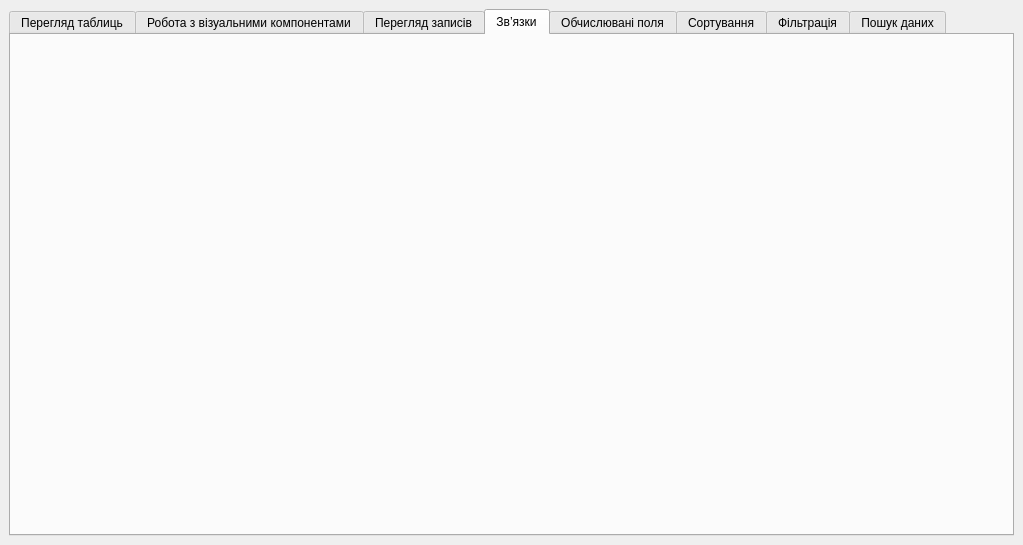
The window that III_course/2025-11-19-qt-practical-13-postgresql/rental/rental.ui (yourhostel/cpp_course) describes before a commit, drawn with Qt 5.
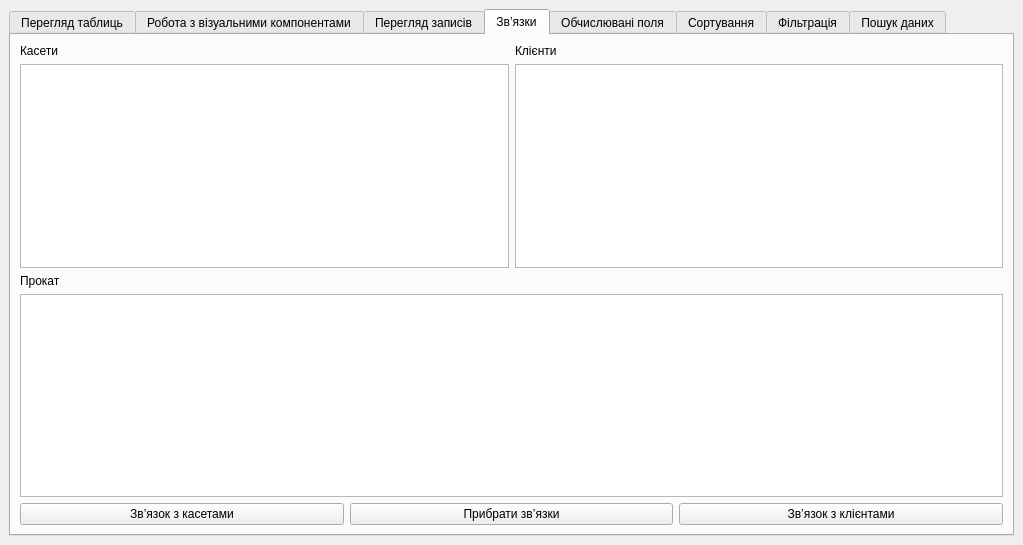
The same window after the commit. The open tabs and pages were chosen to show the change. Icons and pictures are not drawn.

Commit message: Додано таби records_view та relations_view

Diff of the .ui file:
```diff
--- a/III_course/2025-11-19-qt-practical-13-postgresql/rental/rental.ui
+++ b/III_course/2025-11-19-qt-practical-13-postgresql/rental/rental.ui
@@ -1005,6 +1005,83 @@
          <attribute name="title">
           <string>Зв’язки</string>
          </attribute>
+         <layout class="QHBoxLayout" name="horizontalLayout_4">
+          <item>
+           <layout class="QVBoxLayout" name="rvMainLayout" stretch="8,8,1">
+            <item>
+             <layout class="QHBoxLayout" name="rvTopLayout">
+              <item>
+               <layout class="QVBoxLayout" name="rvTopTapeLayout">
+                <item>
+                 <widget class="QLabel" name="rvTapesLabel">
+                  <property name="text">
+                   <string>Касети</string>
+                  </property>
+                 </widget>
+                </item>
+                <item>
+                 <widget class="QTableView" name="rvTapesTable"/>
+                </item>
+               </layout>
+              </item>
+              <item>
+               <layout class="QVBoxLayout" name="rvTopCustomerLayout">
+                <item>
+                 <widget class="QLabel" name="rvCustomersLabel">
+                  <property name="text">
+                   <string>Клієнти</string>
+                  </property>
+                 </widget>
+                </item>
+                <item>
+                 <widget class="QTableView" name="rvCustomersTable"/>
+                </item>
+               </layout>
+              </item>
+             </layout>
+            </item>
+            <item>
+             <layout class="QVBoxLayout" name="rvMiddleLayout">
+              <item>
+               <widget class="QLabel" name="rvRentalsLabel">
+                <property name="text">
+                 <string>Прокат</string>
+                </property>
+               </widget>
+              </item>
+              <item>
+               <widget class="QTableView" name="rvRentalsTable"/>
+              </item>
+             </layout>
+            </item>
+            <item>
+             <layout class="QHBoxLayout" name="horizontalLayout_6">
+              <item>
+               <widget class="QPushButton" name="rvTapeLinkButton">
+                <property name="text">
+                 <string>Зв’язок з касетами</string>
+                </property>
+               </widget>
+              </item>
+              <item>
+               <widget class="QPushButton" name="rvClearLinkButton">
+                <property name="text">
+                 <string>Прибрати зв’язки</string>
+                </property>
+               </widget>
+              </item>
+              <item>
+               <widget class="QPushButton" name="rvCustomerLinkButton">
+                <property name="text">
+                 <string>Зв’язок з клієнтами</string>
+                </property>
+               </widget>
+              </item>
+             </layout>
+            </item>
+           </layout>
+          </item>
+         </layout>
         </widget>
         <widget class="QWidget" name="tabComputedFields">
          <attribute name="title">
```
Left out of the diff: 32 changed lines with no effect on the pictures. The commit also changes 11 other files.
